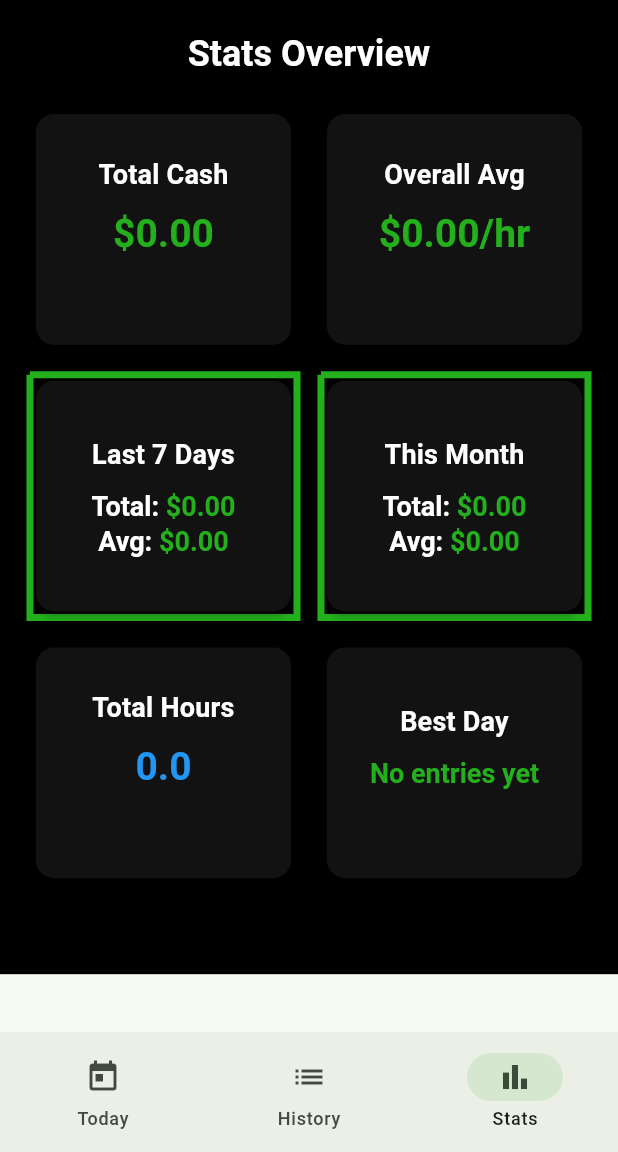
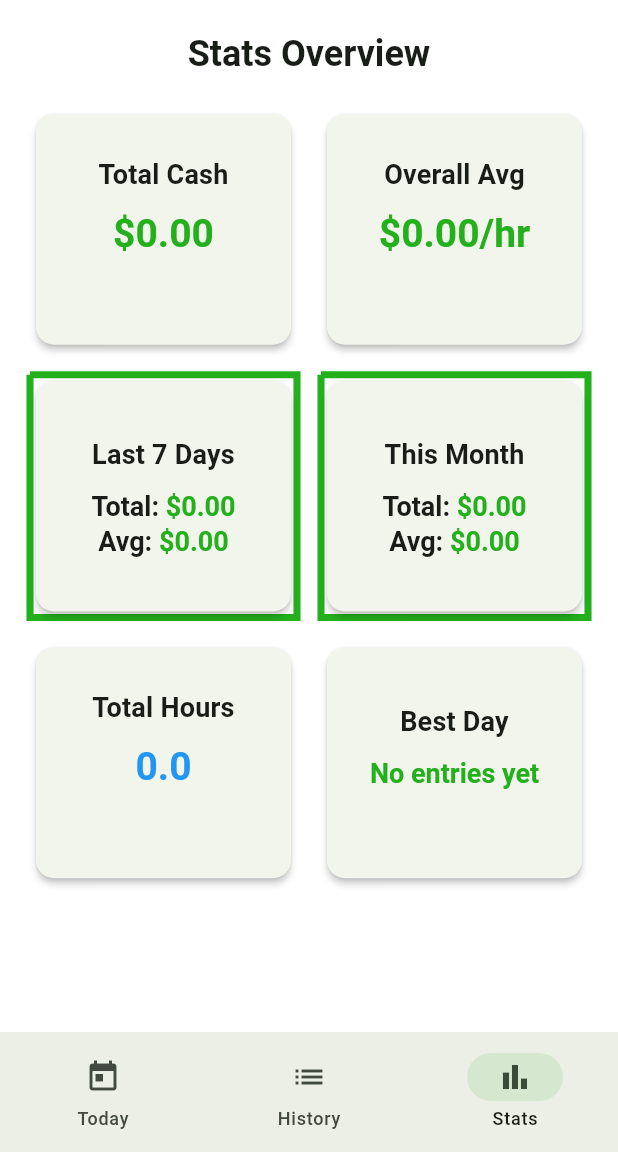
Before and after one commit to AHJS93/tiptracker, a Flutter app: the screen it shows after launch, item 3 of the bottom bar chosen, on a phone screen of 412 x 824 dp, the part 84-1236 px from its top. Run offline on Flutter 3.47's test engine with Material 3 defaults, Android fonts, the light colour scheme and no system bars; our stand-ins replace flutter_svg, hive, hive_flutter; accounts and stored records are empty.

Commit message:
-Minor styling changes

```diff
--- a/lib/main.dart
+++ b/lib/main.dart
@@ -54,23 +54,29 @@ class _MyAppState extends State<MyApp> {
     return MaterialApp(
       debugShowCheckedModeBanner: false,
       themeMode: themeProvider.themeMode,
+
+      // 🌞 LIGHT THEME
       theme: ThemeData(
         useMaterial3: true,
         colorSchemeSeed: const Color.fromARGB(255, 0, 150, 52),
         brightness: Brightness.light,
+        scaffoldBackgroundColor: Colors.white, // 👈 REQUIRED
       ),
+
+      // 🌙 DARK THEME
       darkTheme: ThemeData(
         useMaterial3: true,
         colorScheme: ColorScheme.fromSeed(
           seedColor: const Color.fromARGB(255, 0, 255, 26),
           brightness: Brightness.dark,
         ),
+
         navigationBarTheme: NavigationBarThemeData(
           backgroundColor: const Color.fromARGB(255, 20, 20, 20),
-          indicatorColor: Color.fromARGB(255, 35, 176, 28),
+          indicatorColor: const Color.fromARGB(255, 35, 176, 28),
           iconTheme: WidgetStateProperty.resolveWith((states) {
             if (states.contains(WidgetState.selected)) {
-              return const IconThemeData(color: Color.fromARGB(255, 0, 0, 0));
+              return const IconThemeData(color: Colors.black);
             }
             return const IconThemeData(color: Colors.grey);
           }),
@@ -81,10 +87,12 @@ class _MyAppState extends State<MyApp> {
             return const TextStyle(color: Colors.grey);
           }),
         ),
-        appBarTheme: AppBarThemeData(
-          backgroundColor: Color.fromARGB(255, 20, 20, 20)
+
+        appBarTheme: const AppBarTheme(
+          backgroundColor: Color.fromARGB(255, 20, 20, 20),
         ),
-        scaffoldBackgroundColor: Color.fromARGB(255, 15, 15, 15)
+
+        scaffoldBackgroundColor: const Color(0xFF0F0F0F), // 👈 DARK BACKGROUND
       ),
 
       home: Scaffold(
@@ -92,13 +100,8 @@ class _MyAppState extends State<MyApp> {
           centerTitle: true,
           title: Row(
             children: [
-              // Left side: Logo + Title
               SvgPicture.asset("assets/tipperLogo.svg", height: 24),
-
-              // Push settings icon to the right
               const Spacer(),
-
-              // Settings button
               Builder(
                 builder: (context) {
                   return IconButton(
@@ -120,6 +123,7 @@ class _MyAppState extends State<MyApp> {
         ),
 
         body: pages[_index],
+
         bottomNavigationBar: NavigationBar(
           selectedIndex: _index,
           onDestinationSelected: (i) => setState(() => _index = i),
--- a/lib/pages/stats_page.dart
+++ b/lib/pages/stats_page.dart
@@ -43,18 +43,7 @@ class StatsPage extends StatelessWidget {
         ? "No entries yet"
         : "${DateFormat('EEE, MMM d').format(bestEntry.date)}\n\$${bestEntry.cash.toStringAsFixed(2)}";
 
-    return Container(
-      decoration: const BoxDecoration(
-        gradient: LinearGradient(
-          begin: Alignment.topCenter,
-          end: Alignment.bottomCenter,
-          colors: [
-            Color(0xFF000000),
-            Color(0xFF000000),
-          ],
-        ),
-      ),
-      child: SingleChildScrollView(
+    return SingleChildScrollView(
       padding: const EdgeInsets.all(20),
       child: Column(
         children: [
@@ -63,7 +52,8 @@ class StatsPage extends StatelessWidget {
             style: Theme.of(context)
                 .textTheme
                 .headlineSmall
-                  ?.copyWith(fontWeight: FontWeight.bold, color: Colors.white),
+                ?.copyWith(fontWeight: FontWeight.bold, color: Theme.of(context).colorScheme.onSurface,
+),
           ),
 
           const SizedBox(height: 20),
@@ -133,10 +123,10 @@ class StatsPage extends StatelessWidget {
           const SizedBox(height: 40),
         ],
       ),
-      ),
     );
   }
 }
+
 
 class _StatCard extends StatefulWidget {
   final String label;
@@ -226,7 +216,8 @@ class _StatCardState extends State<_StatCard>
     return text.split('\n').expand((line) {
       if (line.startsWith("Total:")) {
         return [
-          const TextSpan(text: "Total: ", style: TextStyle(color: Colors.white)),
+          TextSpan(text: "Total: ", style: TextStyle(color: Theme.of(context).colorScheme.onSurface,
+)),
           TextSpan(
             text: line.replaceFirst("Total: ", "") + "\n",
             style: TextStyle(color: green),
@@ -236,7 +227,8 @@ class _StatCardState extends State<_StatCard>
 
       if (line.startsWith("Avg:")) {
         return [
-          const TextSpan(text: "Avg: ", style: TextStyle(color: Colors.white)),
+          TextSpan(text: "Avg: ", style: TextStyle(color: Theme.of(context).colorScheme.onSurface,
+)),
           TextSpan(
             text: line.replaceFirst("Avg: ", ""),
             style: TextStyle(color: green),
@@ -286,7 +278,6 @@ class _StatCardState extends State<_StatCard>
           );
         },
         child: Card(
-          color: const Color(0xFF121212),
           elevation: 2,
           shape: RoundedRectangleBorder(
             borderRadius: BorderRadius.circular(12),
@@ -302,7 +293,7 @@ class _StatCardState extends State<_StatCard>
                   style: Theme.of(context).textTheme.titleMedium?.copyWith(
                         fontSize: 18,
                         fontWeight: FontWeight.w600,
-                        color: Colors.white,
+                        color: Theme.of(context).colorScheme.onSurface,
                       ),
                 ),
 
@@ -318,7 +309,7 @@ class _StatCardState extends State<_StatCard>
                                 ?.copyWith(
                                   fontSize: 26,
                                   fontWeight: FontWeight.bold,
-                                  color: Colors.white,
+                                  color: Theme.of(context).colorScheme.onSurface,
                                 )
                             : Theme.of(context)
                                 .textTheme
@@ -326,7 +317,7 @@ class _StatCardState extends State<_StatCard>
                                 ?.copyWith(
                                   fontSize: 18,
                                   fontWeight: FontWeight.w600,
-                                  color: Colors.white,
+                                  color: Theme.of(context).colorScheme.onSurface,
                                 )),
                     children: _buildValueSpans(widget.value),
                   ),
```
Lines whose indentation alone changed are shown as unchanged.
